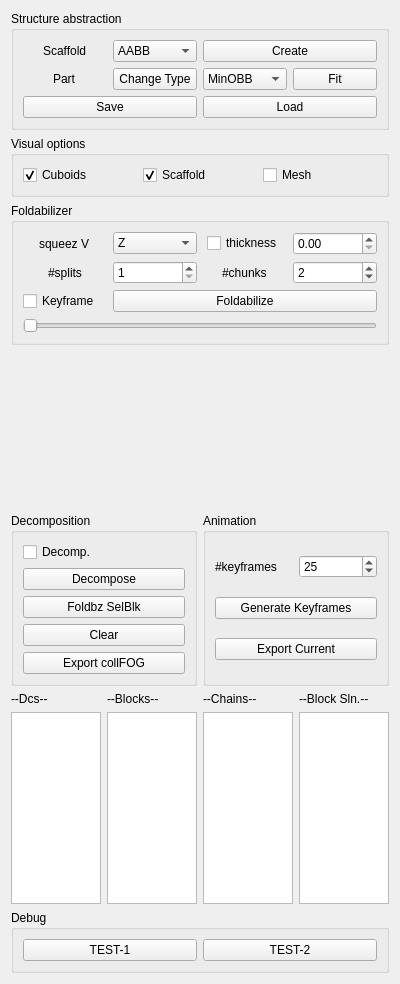
Before: the Qt Designer form FoldPlugin/FdWidget.ui in letienhung/fold-hcc, drawn with Qt 5.
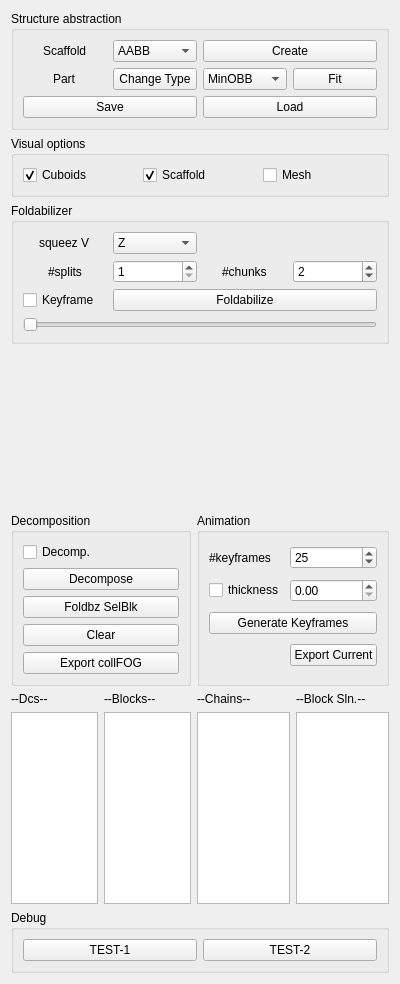
After: the same form once the commit is applied.

Diff of the .ui file:
```diff
--- a/FoldPlugin/FdWidget.ui
+++ b/FoldPlugin/FdWidget.ui
@@ -95,16 +95,6 @@
         </property>
        </widget>
       </item>
-      <item row="1" column="3">
-       <widget class="QDoubleSpinBox" name="thickness"/>
-      </item>
-      <item row="1" column="2" alignment="Qt::AlignHCenter">
-       <widget class="QCheckBox" name="useThickness">
-        <property name="text">
-         <string>thickness</string>
-        </property>
-       </widget>
-      </item>
       <item row="4" column="1" colspan="3">
        <widget class="QPushButton" name="foldabilize">
         <property name="text">
@@ -366,13 +356,6 @@
         </property>
        </widget>
       </item>
-      <item row="6" column="0" colspan="2">
-       <widget class="QPushButton" name="exportCurrent">
-        <property name="text">
-         <string>Export Current</string>
-        </property>
-       </widget>
-      </item>
       <item row="0" column="0">
        <widget class="QLabel" name="label_4">
         <property name="text">
@@ -380,6 +363,23 @@
         </property>
        </widget>
       </item>
+      <item row="8" column="1">
+       <widget class="QPushButton" name="exportCurrent">
+        <property name="text">
+         <string>Export Current</string>
+        </property>
+       </widget>
+      </item>
+      <item row="1" column="0">
+       <widget class="QCheckBox" name="useThickness">
+        <property name="text">
+         <string>thickness</string>
+        </property>
+       </widget>
+      </item>
+      <item row="1" column="1">
+       <widget class="QDoubleSpinBox" name="thickness"/>
+      </item>
      </layout>
     </widget>
    </item>
```
Left out of the diff: 48 changed lines with no effect on the pictures.
